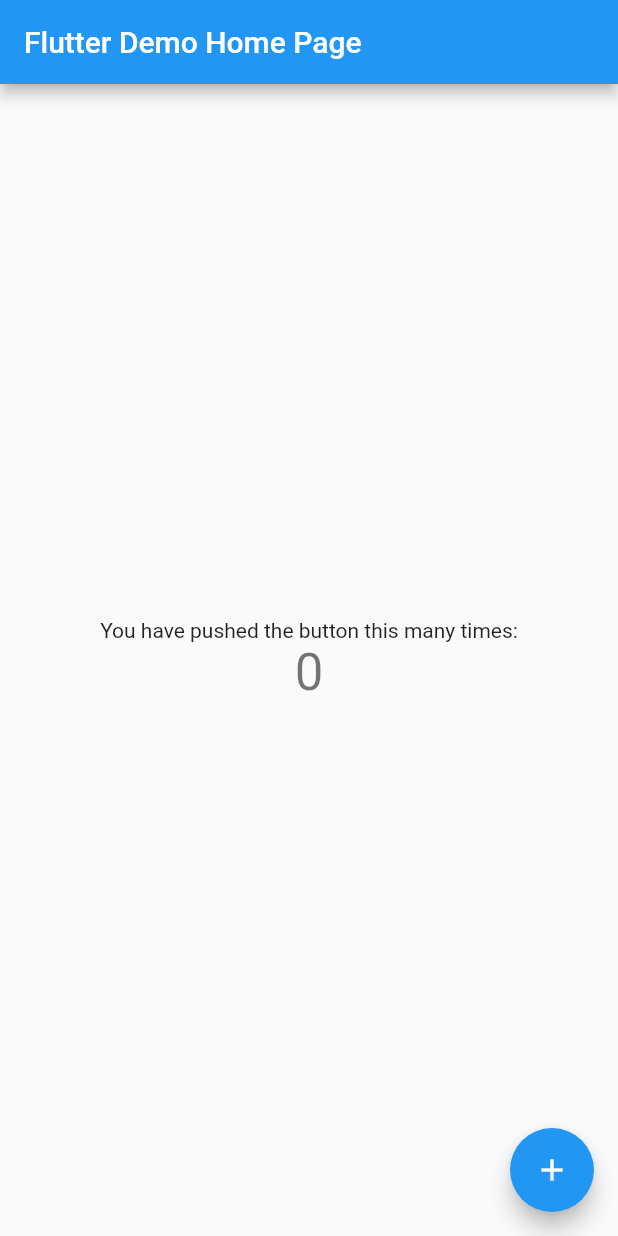
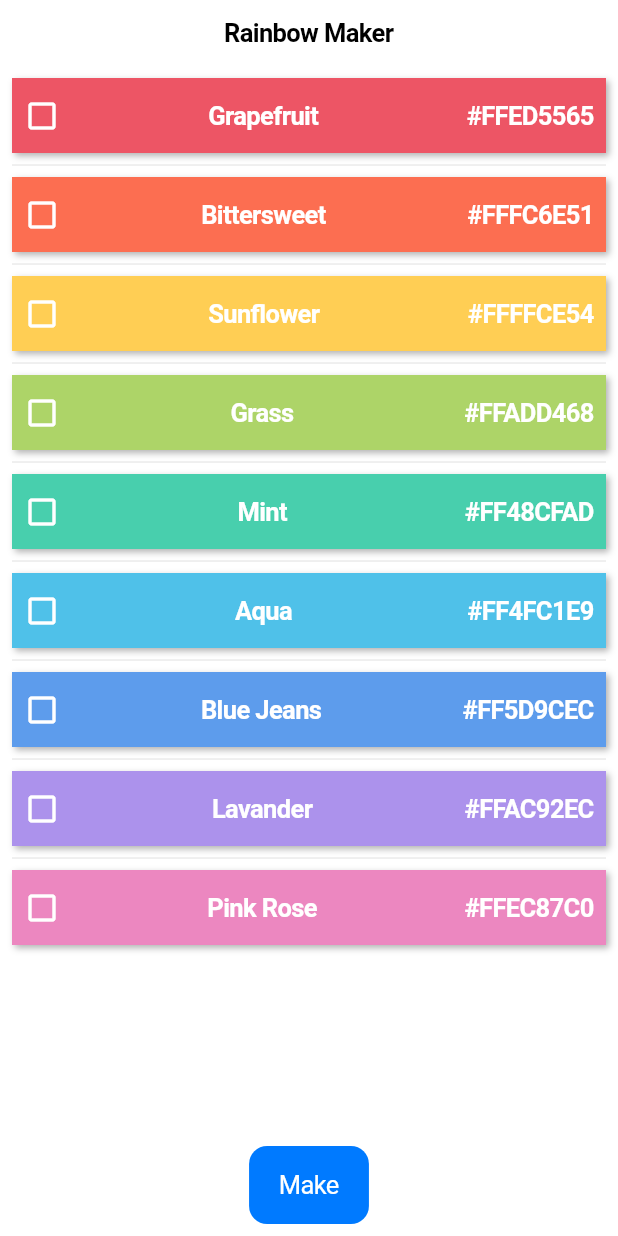
Before and after one commit to vmtvv/fmp, a Flutter app: the screen it shows after launch, on a phone screen of 412 x 824 dp. Run offline on Flutter 3.47's test engine with Material 2 defaults, Android fonts, the phone set to English and light mode, and no system bars.

Commit message:
Create main screen of Rainbow Maker app with color selector.

```diff
--- a/lib/main.dart
+++ b/lib/main.dart
@@ -1,41 +1,20 @@
+import 'package:flutter/cupertino.dart';
 import 'package:flutter/material.dart';
 
 void main() => runApp(MyApp());
 
 class MyApp extends StatelessWidget {
-  // This widget is the root of your application.
   @override
   Widget build(BuildContext context) {
-    return MaterialApp(
+    return CupertinoApp(
       title: 'Flutter Demo',
-      theme: ThemeData(
-        // This is the theme of your application.
-        //
-        // Try running your application with "flutter run". You'll see the
-        // application has a blue toolbar. Then, without quitting the app, try
-        // changing the primarySwatch below to Colors.green and then invoke
-        // "hot reload" (press "r" in the console where you ran "flutter run",
-        // or simply save your changes to "hot reload" in a Flutter IDE).
-        // Notice that the counter didn't reset back to zero; the application
-        // is not restarted.
-        primarySwatch: Colors.blue,
-      ),
-      home: MyHomePage(title: 'Flutter Demo Home Page'),
+      home: MyHomePage(title: 'Rainbow Maker'),
     );
   }
 }
 
 class MyHomePage extends StatefulWidget {
   MyHomePage({Key key, this.title}) : super(key: key);
-
-  // This widget is the home page of your application. It is stateful, meaning
-  // that it has a State object (defined below) that contains fields that affect
-  // how it looks.
-
-  // This class is the configuration for the state. It holds the values (in this
-  // case the title) provided by the parent (in this case the App widget) and
-  // used by the build method of the State. Fields in a Widget subclass are
-  // always marked "final".
 
   final String title;
 
@@ -44,68 +23,129 @@ class MyHomePage extends StatefulWidget {
 }
 
 class _MyHomePageState extends State<MyHomePage> {
-  int _counter = 0;
+  final List<String> colorNames = <String>[
+    'Grapefruit',
+    'Bittersweet',
+    'Sunflower',
+    'Grass',
+    'Mint',
+    'Aqua',
+    'Blue Jeans',
+    'Lavander',
+    'Pink Rose'
+  ];
+  final List<int> colorCodes = <int>[
+    0xFFED5565,
+    0xFFFC6E51,
+    0xFFFFCE54,
+    0xFFADD468,
+    0xFF48CFAD,
+    0xFF4FC1E9,
+    0xFF5D9CEC,
+    0xFFAC92EC,
+    0xFFEC87C0
+  ];
 
-  void _incrementCounter() {
-    setState(() {
-      // This call to setState tells the Flutter framework that something has
-      // changed in this State, which causes it to rerun the build method below
-      // so that the display can reflect the updated values. If we changed
-      // _counter without calling setState(), then the build method would not be
-      // called again, and so nothing would appear to happen.
-      _counter++;
-    });
-  }
+  final Set<int> _selectedColors = Set<int>();
+
+  /*final colorsMap = const {
+    'Grapefruit': 0xED5565,
+    'Bittersweet ': 0xFC6E51,
+    'Sunflower': 0xFFCE54,
+    'Grass': 0xADD468,
+    'Mint': 0x48CFAD,
+    'Aqua': 0x4FC1E9,
+    'Blue Jeans': 0x5D9CEC,
+    'Lavander': 0xAC92EC,
+    'Pink Rose': 0xEC87C0,
+  };*/
 
   @override
   Widget build(BuildContext context) {
-    // This method is rerun every time setState is called, for instance as done
-    // by the _incrementCounter method above.
-    //
-    // The Flutter framework has been optimized to make rerunning build methods
-    // fast, so that you can just rebuild anything that needs updating rather
-    // than having to individually change instances of widgets.
-    return Scaffold(
-      appBar: AppBar(
-        // Here we take the value from the MyHomePage object that was created by
-        // the App.build method, and use it to set our appbar title.
-        title: Text(widget.title),
-      ),
-      body: Center(
-        // Center is a layout widget. It takes a single child and positions it
-        // in the middle of the parent.
+    return CupertinoPageScaffold(
+        navigationBar: CupertinoNavigationBar(
+          middle: Text(widget.title),
+        ),
+        child: _buildRainbow());
+  }
+
+  Widget _buildRainbow() {
+    return SafeArea(
+        top: true,
         child: Column(
-          // Column is also a layout widget. It takes a list of children and
-          // arranges them vertically. By default, it sizes itself to fit its
-          // children horizontally, and tries to be as tall as its parent.
-          //
-          // Invoke "debug painting" (press "p" in the console, choose the
-          // "Toggle Debug Paint" action from the Flutter Inspector in Android
-          // Studio, or the "Toggle Debug Paint" command in Visual Studio Code)
-          // to see the wireframe for each widget.
-          //
-          // Column has various properties to control how it sizes itself and
-          // how it positions its children. Here we use mainAxisAlignment to
-          // center the children vertically; the main axis here is the vertical
-          // axis because Columns are vertical (the cross axis would be
-          // horizontal).
-          mainAxisAlignment: MainAxisAlignment.center,
           children: <Widget>[
-            Text(
-              'You have pushed the button this many times:',
+            Expanded(
+              child: ListView.separated(
+                padding: const EdgeInsets.all(8),
+                itemCount: colorNames.length,
+                itemBuilder: _buildRow,
+                separatorBuilder: (BuildContext context, int index) =>
+                const Divider(),
+              ),
             ),
-            Text(
-              '$_counter',
-              style: Theme.of(context).textTheme.display1,
+            Center(
+                child:
+                Container(
+                  padding: EdgeInsets.all(8),
+                  child: CupertinoButton.filled(
+                    child: Text('Make'),
+                    onPressed: () => { },
+                  ),
+                )
+            )
+          ],
+        )
+    );
+  }
+
+  Widget _buildRow(BuildContext context, int index) {
+    final int colorCode = colorCodes[index];
+    final bool alreadySelected = _selectedColors.contains(colorCode);
+
+    return GestureDetector(
+      child: Container(
+        decoration: BoxDecoration(
+          color: Color(colorCode),
+          boxShadow: [
+            BoxShadow(
+                color: Color(0x4D000000),
+                blurRadius: 3.0,
+                offset: Offset(2.0, 2.0)
             ),
           ],
         ),
+        padding: const EdgeInsets.symmetric(vertical: 0, horizontal: 8),
+        height: 50,
+        child: Row(
+          mainAxisAlignment: MainAxisAlignment.spaceBetween,
+          crossAxisAlignment: CrossAxisAlignment.center,
+          children: <Widget>[
+            Icon(
+              alreadySelected ? Icons.check_box : Icons.check_box_outline_blank,
+              color: Colors.white,
+            ),
+            Text(
+              colorNames[index],
+              style: TextStyle(
+                  color: Colors.white, fontWeight: FontWeight.bold),
+            ),
+            Text(
+                '#' + colorCode.toRadixString(16).toUpperCase(),
+                style: TextStyle(
+                    color: Colors.white,
+                    fontWeight: FontWeight.bold)),
+          ],
+        ),
       ),
-      floatingActionButton: FloatingActionButton(
-        onPressed: _incrementCounter,
-        tooltip: 'Increment',
-        child: Icon(Icons.add),
-      ), // This trailing comma makes auto-formatting nicer for build methods.
+      onTap:  () {
+        setState(() {
+          if (alreadySelected) {
+            _selectedColors.remove(colorCode);
+          } else {
+            _selectedColors.add(colorCode);
+          }
+        });
+      },
     );
   }
 }
```
